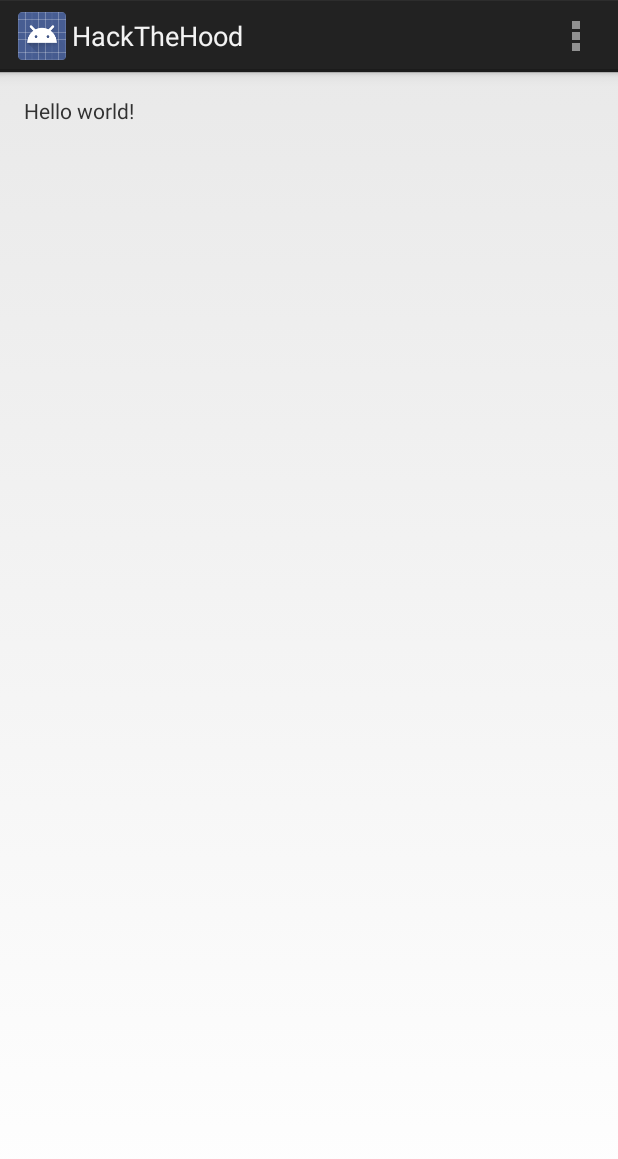
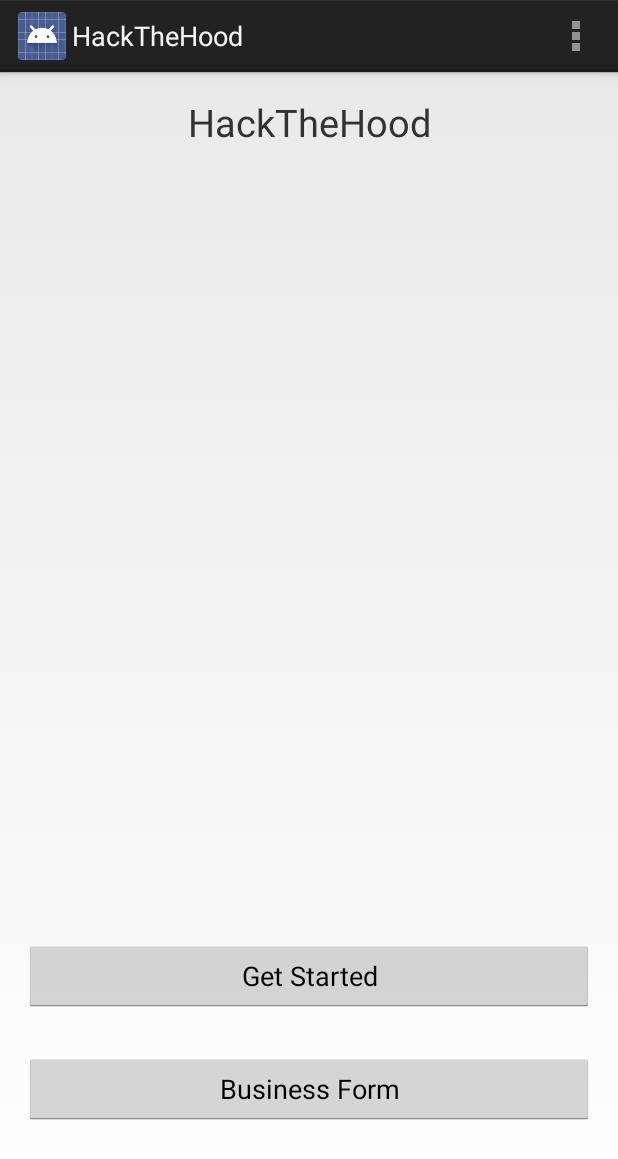
Before and after one commit to martasmith/HackTheHood, an Android app: the screen it shows after launch (PitchDeckActivity), on a phone screen of 412 x 824 dp. Shown: the top 1159 px of the screen. Run offline under Robolectric (Android 15) with nearby library versions, the phone set to English and light mode, and no system bars.

Commit message:
Added initial buttons to open login activity and business form activity
HackTheHood master

```diff
--- a/app/src/main/java/com/codepath/hackthehood/PitchDeckActivity.java
+++ b/app/src/main/java/com/codepath/hackthehood/PitchDeckActivity.java
@@ -4,6 +4,7 @@ import android.app.Activity;
 import android.os.Bundle;
 import android.view.Menu;
 import android.view.MenuItem;
+import android.view.View;
 
 
 public class PitchDeckActivity extends Activity {
@@ -33,4 +34,12 @@ public class PitchDeckActivity extends Activity {
         }
         return super.onOptionsItemSelected(item);
     }
+
+    public void getStartedClicked(View view) {
+        // Open Login/Signup activity
+    }
+
+    public void businessFormBtnClicked(View view) {
+        // Open BusinessForm activity
+    }
 }
--- a/app/src/main/res/layout/activity_pitch_deck.xml
+++ b/app/src/main/res/layout/activity_pitch_deck.xml
@@ -8,9 +8,45 @@
     android:paddingBottom="@dimen/activity_vertical_margin"
     tools:context=".PitchDeckActivity">
 
+
+    <Button
+        android:layout_width="wrap_content"
+        android:layout_height="wrap_content"
+        android:text="Get Started"
+        android:onClick="getStartedClicked"
+        android:id="@+id/btnGetStarted"
+        android:layout_alignParentBottom="true"
+        android:layout_marginBottom="133dp"
+        android:layout_alignParentRight="true"
+        android:layout_alignParentEnd="true"
+        android:layout_alignParentLeft="true"
+        android:layout_alignParentStart="true" />
+
+    <Button
+        android:layout_width="wrap_content"
+        android:layout_height="wrap_content"
+        android:text="Business Form"
+        android:onClick="businessFormBtnClicked"
+        android:id="@+id/btnBusinessForm"
+        android:layout_alignTop="@+id/btnGetStarted"
+        android:layout_marginTop="75dp"
+        android:layout_alignRight="@+id/btnGetStarted"
+        android:layout_alignEnd="@+id/btnGetStarted"
+        android:layout_alignParentLeft="true"
+        android:layout_alignParentStart="true" />
+
     <TextView
-        android:text="@string/hello_world"
         android:layout_width="wrap_content"
-        android:layout_height="wrap_content" />
+        android:layout_height="wrap_content"
+        android:text="HackTheHood"
+        android:id="@+id/tvTitle"
+        android:gravity="center"
+        android:textSize="25sp"
+        android:fontFamily="san-serif-light"
+        android:layout_alignParentTop="true"
+        android:layout_alignParentLeft="true"
+        android:layout_alignParentStart="true"
+        android:layout_alignRight="@+id/btnGetStarted"
+        android:layout_alignEnd="@+id/btnGetStarted" />
 
 </RelativeLayout>
```
